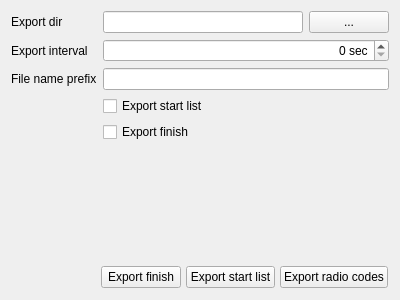
Quick-Event/quickbox, file quickevent/app/plugins/qml/Event/src/services/emmaclientwidget.ui: the form before one commit.
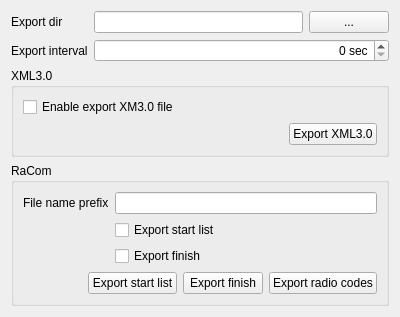
The form after the commit.

Commit message: EmmaClient / Integrated XML3 export settings to UI. Some UI & code cleanup. RaCom type finish work with relays.

```diff
--- a/quickevent/app/plugins/qml/Event/src/services/emmaclientwidget.ui
+++ b/quickevent/app/plugins/qml/Event/src/services/emmaclientwidget.ui
@@ -7,7 +7,7 @@
     <x>0</x>
     <y>0</y>
     <width>400</width>
-    <height>300</height>
+    <height>306</height>
    </rect>
   </property>
   <property name="windowTitle">
@@ -37,16 +37,6 @@
        </item>
       </layout>
      </item>
-     <item row="4" column="0">
-      <widget class="QLabel" name="label_2">
-       <property name="text">
-        <string>File name prefix</string>
-       </property>
-      </widget>
-     </item>
-     <item row="4" column="1">
-      <widget class="QLineEdit" name="edFileName"/>
-     </item>
      <item row="1" column="1">
       <widget class="QSpinBox" name="edExportInterval">
        <property name="alignment">
@@ -70,59 +60,80 @@
        </property>
       </widget>
      </item>
-     <item row="5" column="1">
+    </layout>
+   </item>
+   <item>
+    <widget class="QGroupBox" name="groupBox">
+     <property name="title">
+      <string>XML3.0</string>
+     </property>
+     <layout class="QVBoxLayout" name="verticalLayout_2">
+      <item>
+       <widget class="QCheckBox" name="chExportXML30">
+        <property name="text">
+         <string>Enable export XM3.0 file</string>
+        </property>
+       </widget>
+      </item>
+      <item>
+       <layout class="QHBoxLayout" name="horizontalLayout_2">
+        <item>
+         <spacer name="horizontalSpacer_2">
+          <property name="orientation">
+           <enum>Qt::Horizontal</enum>
+          </property>
+          <property name="sizeHint" stdset="0">
+           <size>
+            <width>40</width>
+            <height>20</height>
+           </size>
+          </property>
+         </spacer>
+        </item>
+        <item>
+         <widget class="QPushButton" name="btExportXML30">
+          <property name="text">
+           <string>Export XML3.0</string>
+          </property>
+         </widget>
+        </item>
+       </layout>
+      </item>
+     </layout>
+    </widget>
+   </item>
+   <item>
+    <widget class="QGroupBox" name="groupBox_2">
+     <property name="title">
+      <string>RaCom</string>
+     </property>
+     <layout class="QFormLayout" name="formLayout_2">
+      <item row="1" column="0">
+       <widget class="QLabel" name="label_2">
+        <property name="text">
+         <string>File name prefix</string>
+        </property>
+       </widget>
+      </item>
+      <item row="1" column="1">
+       <widget class="QLineEdit" name="edFileName"/>
+      </item>
+      <item row="2" column="1">
       <widget class="QCheckBox" name="chExportStart">
        <property name="text">
         <string>Export start list</string>
        </property>
       </widget>
      </item>
-     <item row="6" column="1">
+      <item row="3" column="1">
       <widget class="QCheckBox" name="chExportFinish">
        <property name="text">
         <string>Export finish</string>
        </property>
       </widget>
      </item>
-    </layout>
-   </item>
-   <item>
-    <spacer name="verticalSpacer">
-     <property name="orientation">
-      <enum>Qt::Vertical</enum>
-     </property>
-     <property name="sizeHint" stdset="0">
-      <size>
-       <width>20</width>
-       <height>40</height>
-      </size>
-     </property>
-    </spacer>
-   </item>
-   <item>
-    <widget class="QFrame" name="frame">
-     <property name="frameShape">
-      <enum>QFrame::NoFrame</enum>
-     </property>
-     <property name="frameShadow">
-      <enum>QFrame::Raised</enum>
-     </property>
-     <layout class="QHBoxLayout" name="horizontalLayout_2">
-      <property name="spacing">
-       <number>5</number>
-      </property>
-      <property name="leftMargin">
-       <number>1</number>
-      </property>
-      <property name="topMargin">
-       <number>1</number>
-      </property>
-      <property name="rightMargin">
-       <number>1</number>
-      </property>
-      <property name="bottomMargin">
-       <number>1</number>
-      </property>
+      <item row="4" column="0" colspan="2">
+       <layout class="QHBoxLayout" name="horizontalLayout_3">
       <item>
        <spacer name="horizontalSpacer">
         <property name="orientation">
@@ -136,13 +147,6 @@
         </property>
        </spacer>
       </item>
-      <item>
-       <widget class="QPushButton" name="btExportFinish">
-        <property name="text">
-         <string>Export finish</string>
-        </property>
-       </widget>
-      </item>
       <item>
        <widget class="QPushButton" name="btExportStart">
         <property name="text">
@@ -150,6 +154,13 @@
         </property>
        </widget>
       </item>
+        <item>
+         <widget class="QPushButton" name="btExportFinish">
+          <property name="text">
+           <string>Export finish</string>
+          </property>
+         </widget>
+        </item>
       <item>
        <widget class="QPushButton" name="btExportSplits">
         <property name="text">
@@ -158,8 +169,23 @@
        </widget>
       </item>
      </layout>
+      </item>
+     </layout>
     </widget>
    </item>
+   <item>
+    <spacer name="verticalSpacer">
+     <property name="orientation">
+      <enum>Qt::Vertical</enum>
+     </property>
+     <property name="sizeHint" stdset="0">
+      <size>
+       <width>20</width>
+       <height>40</height>
+      </size>
+     </property>
+    </spacer>
+   </item>
   </layout>
  </widget>
  <tabstops>
```
Left out of the diff: 4 changed lines with no effect on the pictures. Lines whose indentation alone changed are shown as unchanged. The commit also changes 4 other files.
